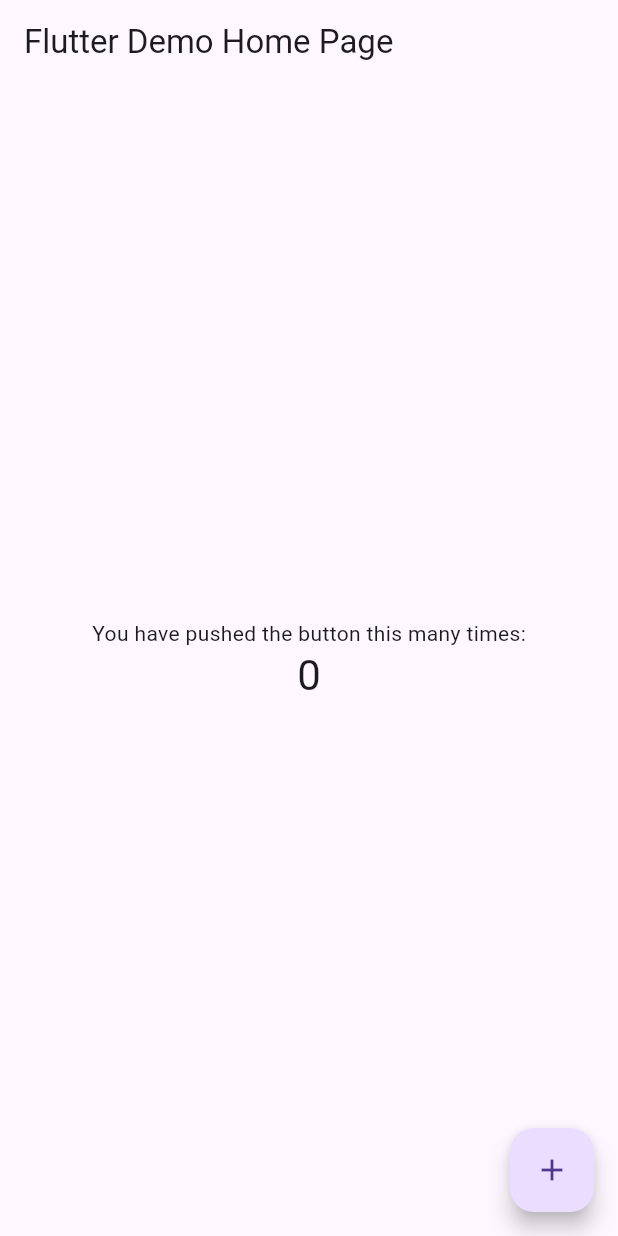
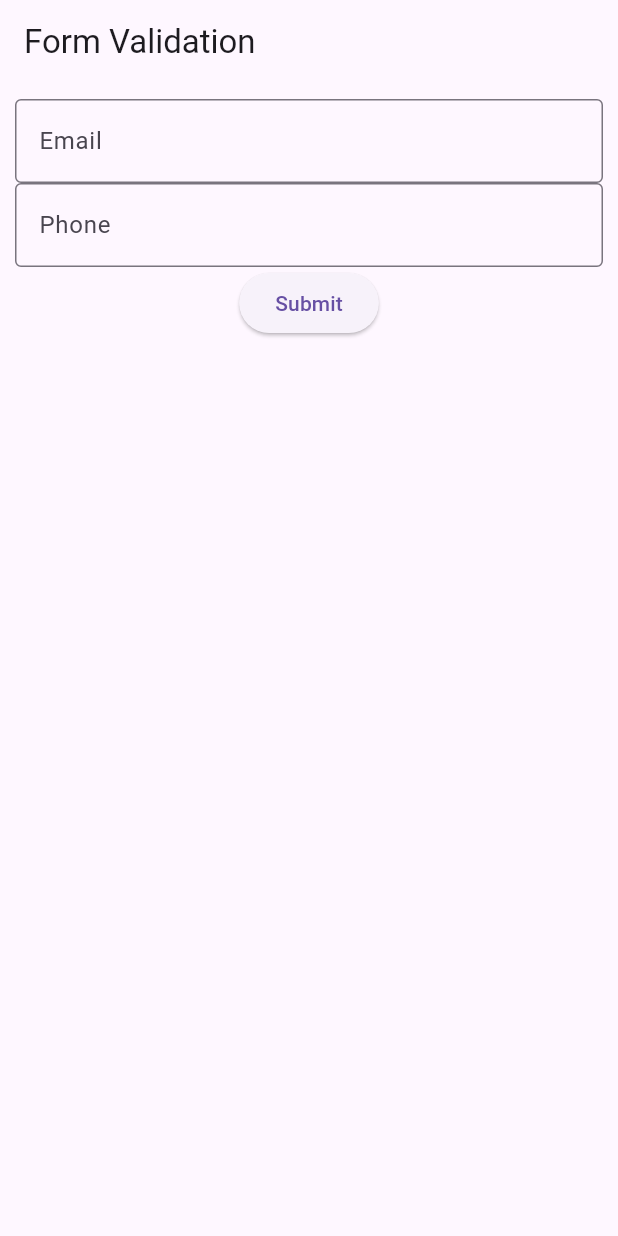
Before and after one commit to arpitmiracle/miraclevalidateflutter, a Flutter app: the screen it shows after launch, on a phone screen of 412 x 824 dp. Run offline on Flutter 3.47's test engine with Material 3 defaults, Android fonts, the phone set to English and light mode, and no system bars.

Commit message:
update validation

```diff
--- a/lib/FormValidation/MiracleFormValidation.dart
+++ b/lib/FormValidation/MiracleFormValidation.dart
@@ -1,66 +1,77 @@
 class MiracleFormValidation {
 
-  Map<String, String> validateForm(
-      String userID,
-      String firstName,
-      String lastName,
-      String phone,
-      String email,
-      String pass1,
-      String pass2,
-      String zip,
-      ) {
-    Map<String, String> errors = {};
+  static Map<String, dynamic> validateForm({
+    String userID = "",
+    String firstName = "",
+    String lastName = "",
+    String phone = "",
+    String email = "",
+    String pass1 = "",
+    String pass2 = "",
+    String zip = "",
+  }) {
+    Map<String, dynamic> errors = {};
 
     if (!RegExp(r'^[a-zA-Z0-9]*$').hasMatch(userID)) {
-      errors["user_id"] = "Invalid User ID";
+      errors[ErrorMessageType.userId] = "Invalid User ID";
     } else {
-      errors["user_id"] = "";
+      errors[ErrorMessageType.userId] = null;
     }
 
     if (!RegExp(r'^[a-zA-Z]*$').hasMatch(firstName)) {
-      errors["first_name"] = "Invalid First Name";
+      errors[ErrorMessageType.firstName] = "Invalid First Name";
     } else {
-      errors["first_name"] = "";
+      errors[ErrorMessageType.firstName] = null;
     }
 
     if (!RegExp(r'^[a-zA-Z]*$').hasMatch(lastName)) {
-      errors["last_name"] = "Invalid Last Name";
+      errors[ErrorMessageType.lastName] = "Invalid Last Name";
     } else {
-      errors["last_name"] = "";
+      errors[ErrorMessageType.lastName] = null;
     }
 
     if (!RegExp(r'^[0-9]*$').hasMatch(phone)) {
-      errors["phone"] = "Invalid Phone Number";
+      errors[ErrorMessageType.phone] = "Invalid Phone Number";
     } else {
-      errors["phone"] = "";
+      errors[ErrorMessageType.phone] = null;
     }
 
     if (!RegExp(r'^[\w-\.]+@([\w-]+\.)+[\w-]{2,4}$').hasMatch(email)) {
-      errors["email"] = "Invalid Email ID";
+      errors[ErrorMessageType.email] = "Invalid Email ID";
     } else {
-      errors["email"] = "";
+      errors[ErrorMessageType.email] = null;
     }
 
     if (pass1.length < 6) {
-      errors["pass1"] = "Password must be at least 6 characters";
+      errors[ErrorMessageType.pass1] = "Password must be at least 6 characters";
     } else {
-      errors["pass1"] = "";
+      errors[ErrorMessageType.pass1] = null;
     }
 
     if (pass1 != pass2) {
-      errors["pass2"] = "Passwords do not match";
+      errors[ErrorMessageType.pass2] = "Passwords do not match";
     } else {
-      errors["pass2"] = "";
+      errors[ErrorMessageType.pass2] = null;
     }
 
     if (!RegExp(r'^[0-9]*$').hasMatch(zip)) {
-      errors["zip"] = "Invalid ZIP Code";
+      errors[ErrorMessageType.zip] = "Invalid ZIP Code";
     } else {
-      errors["zip"] = "";
+      errors[ErrorMessageType.zip] = null;
     }
 
     return errors;
   }
 
 }
+
+class ErrorMessageType {
+  static const String email = "email";
+  static const String userId = "userId";
+  static const String firstName = "firstName";
+  static const String lastName = "lastName";
+  static const String phone = "phone";
+  static const String pass1 = "pass1";
+  static const String pass2 = "pass2";
+  static const String zip = "zip";
+}
--- /dev/null
+++ b/lib/Screens/FormValidationScreen.dart
@@ -0,0 +1,55 @@
+import 'package:flutter/material.dart';
+import 'package:miraclevalidateflutter/FormValidation/MiracleFormValidation.dart';
+
+class FormValidationScreen extends StatelessWidget {
+  GlobalKey<FormState> formKey = GlobalKey();
+  TextEditingController emailController = TextEditingController();
+  TextEditingController phoneController = TextEditingController();
+
+  @override
+  Widget build(BuildContext context) {
+    return Scaffold(
+      appBar: AppBar(
+        title: Text("Form Validation"),
+      ),
+      body: Container(
+        padding: EdgeInsets.all(10),
+        child: Form(
+          key: formKey,
+          child: Column(
+            children: [
+              TextFormField(
+                decoration: InputDecoration(
+                    hintText: "Email",
+                    border: OutlineInputBorder()
+                ),
+                controller: emailController,
+                validator: (value) {
+                  return MiracleFormValidation.validateForm(email: value!)[ErrorMessageType.email];
+                },
+              ),
+              TextFormField(
+                decoration: InputDecoration(
+                  hintText: "Phone",
+                  border: OutlineInputBorder(),
+                ),
+                controller: phoneController,
+                validator: (value) {
+                  return MiracleFormValidation.validateForm(phone: value!)[ErrorMessageType.phone];
+                },
+              ),
+              ElevatedButton(
+                onPressed: () {
+                  if(formKey.currentState!.validate()){
+
+                  }
+                },
+                child: Text("Submit"),
+              ),
+            ],
+          ),
+        ),
+      ),
+    );
+  }
+}
--- a/lib/main.dart
+++ b/lib/main.dart
@@ -1,5 +1,7 @@
 import 'package:flutter/material.dart';
+import 'package:miraclevalidateflutter/FormValidation/MiracleFormValidation.dart';
 
+import 'Screens/FormValidationScreen.dart';
 import 'Validation/IN_NumberToWord.dart';
 
 void main() => runApp(const MyApp());
@@ -14,54 +16,7 @@ class MyApp extends StatelessWidget {
       theme: ThemeData(
         primarySwatch: Colors.blue,
       ),
-      home: const MyHomePage(title: 'Flutter Demo Home Page'),
+      home: FormValidationScreen(),
     );
   }
 }
-
-class MyHomePage extends StatefulWidget {
-  const MyHomePage({super.key, required this.title});
-
-  final String title;
-
-  @override
-  State<MyHomePage> createState() => _MyHomePageState();
-}
-
-class _MyHomePageState extends State<MyHomePage> {
-  int _counter = 0;
-
-  void _incrementCounter() {
-    setState(() {
-      _counter++;
-    });
-  }
-
-  @override
-  Widget build(BuildContext context) {
-    return Scaffold(
-      appBar: AppBar(
-        title: Text(widget.title),
-      ),
-      body: Center(
-        child: Column(
-          mainAxisAlignment: MainAxisAlignment.center,
-          children: <Widget>[
-            const Text(
-              'You have pushed the button this many times:',
-            ),
-            Text(
-              '$_counter',
-              style: Theme.of(context).textTheme.headlineMedium,
-            ),
-          ],
-        ),
-      ),
-      floatingActionButton: FloatingActionButton(
-        onPressed: _incrementCounter,
-        tooltip: 'Increment',
-        child: const Icon(Icons.add),
-      ), // This trailing comma makes auto-formatting nicer for build methods.
-    );
-  }
-}
```
Also changed, not shown: lib/Validation/Validation.dart (+90 -2 lines).
